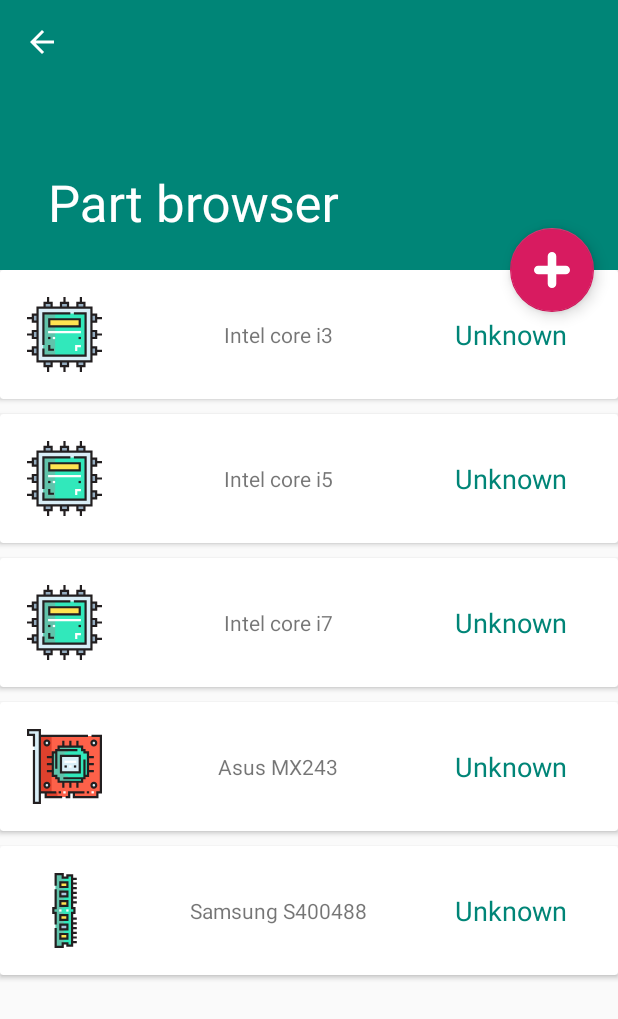
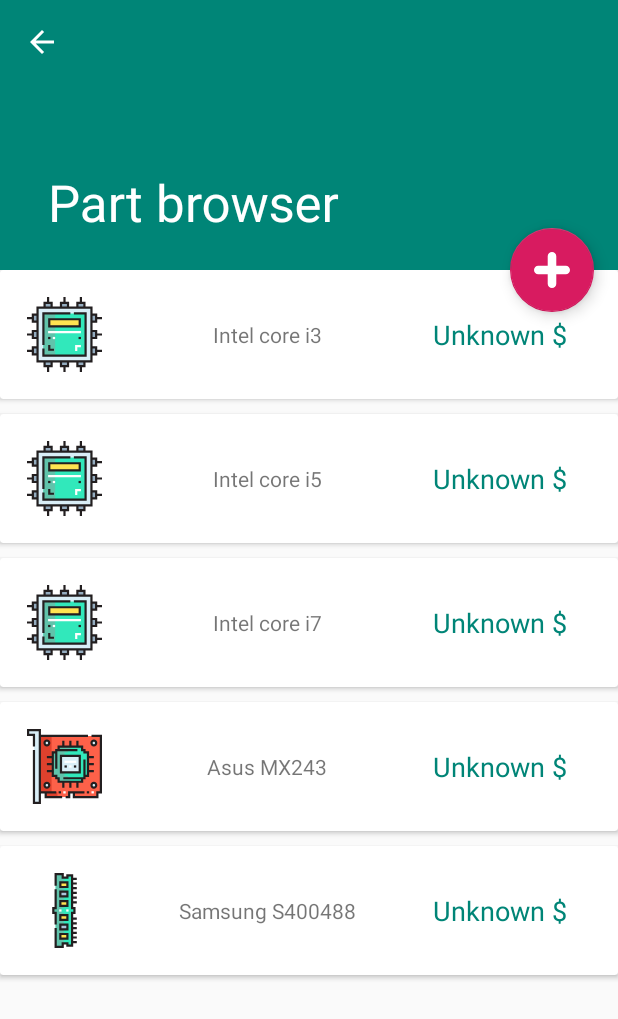
Before and after one commit to abbysoft-team/WiseBuild, an Android app: the PartBrowserActivity screen opened directly, with no data from a screen before it, on a phone screen of 412 x 824 dp. Shown: the top 1019 px of the screen. Run offline under Robolectric (Android 15) with nearby library versions, the phone set to English and light mode, and no system bars.

Commit message:
#9 Add dollar sign to a part price in browser

```diff
--- a/app/src/main/java/ru/abbysoft/wisebuild/browser/PartBrowserAdapter.java
+++ b/app/src/main/java/ru/abbysoft/wisebuild/browser/PartBrowserAdapter.java
@@ -70,7 +70,7 @@ class PartBrowserAdapter extends RecyclerView.Adapter<PartBrowserAdapter.ViewHol
         String priceText = part.getPriceUsd() != 0 ?
                 Integer.toString((int) part.getPriceUsd()) : unknownString;
 
-        holder.price.setText(priceText);
+        holder.price.setText(String.format(context.getString(R.string.price_value),priceText));
 
         if (part.getPhoto() != null) {
             holder.photo.setImageBitmap(part.getPhoto());
--- a/app/src/main/res/values/strings.xml
+++ b/app/src/main/res/values/strings.xml
@@ -24,5 +24,6 @@
     <string name="action_settings">Settings</string>
     <string name="part_photo">Part photo</string>
     <string name="unknown">Unknown</string>
+    <string name="price_value">%1$s $</string>
     <string name="component_creation">Create new component</string>
 </resources>
```
